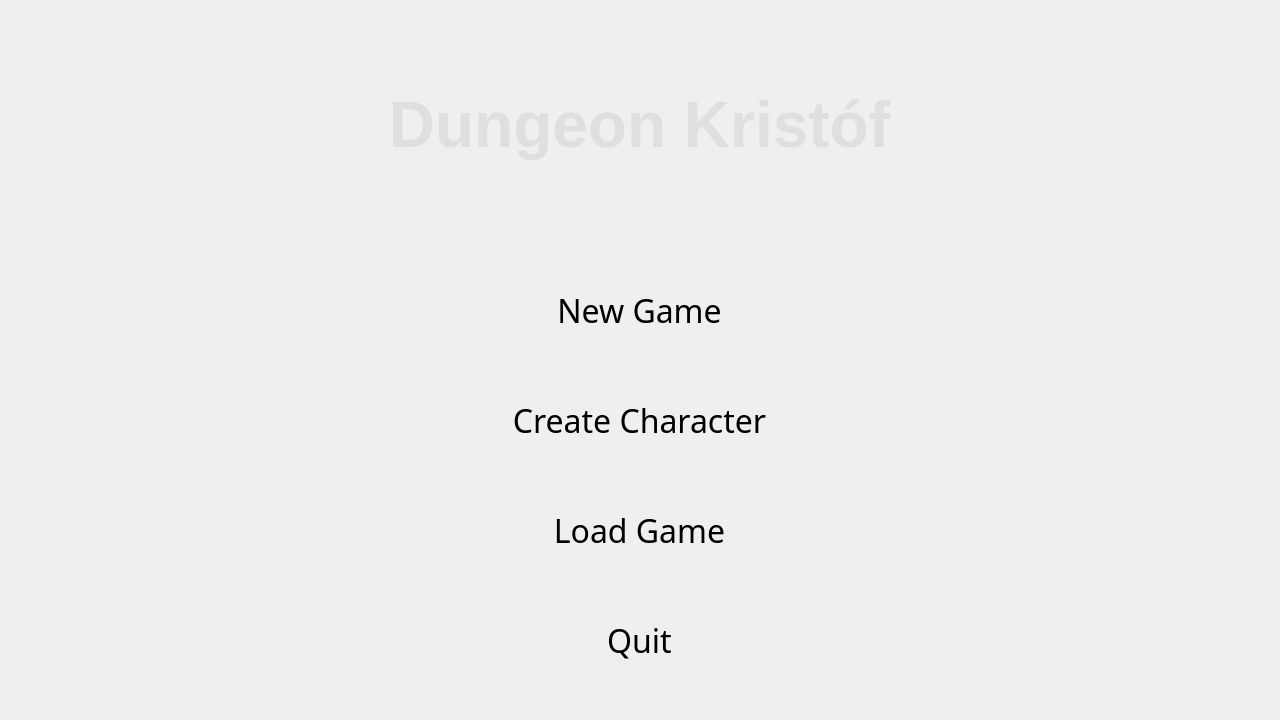
Stryse/DungeonGame, file src/views/ui/mainwindow.ui: the form before one commit.
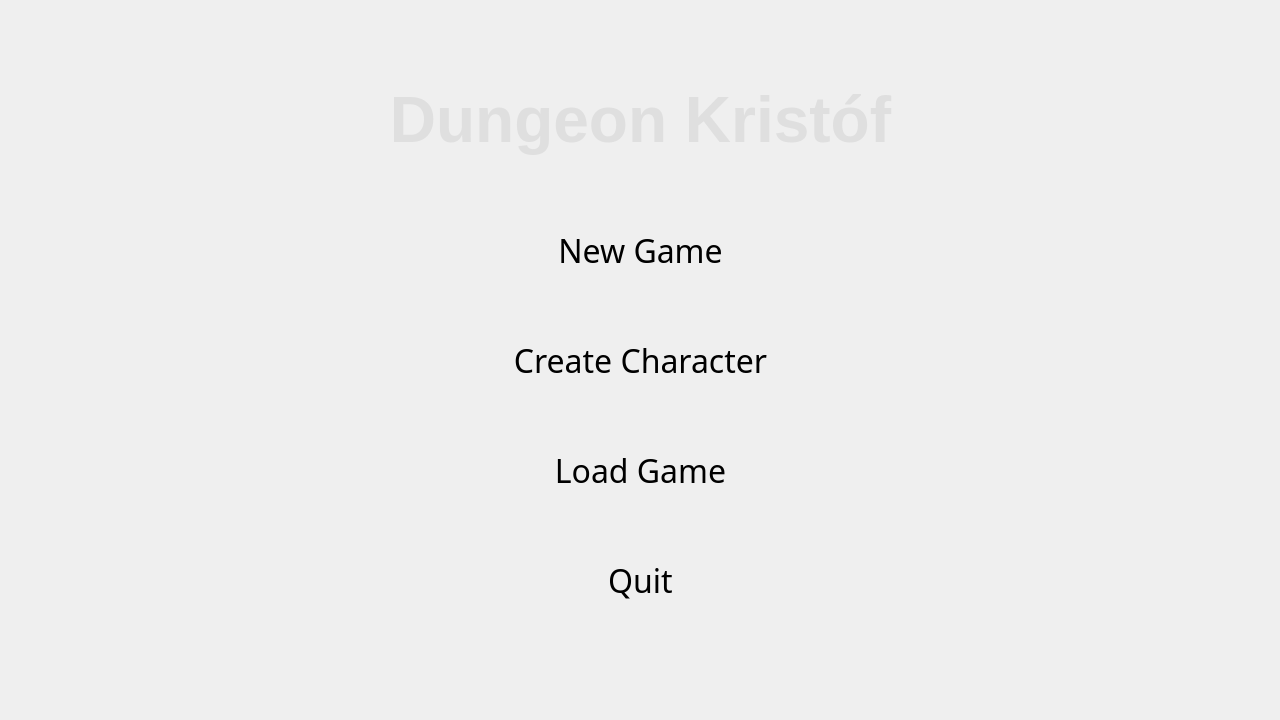
The form after the commit. Icons and pictures are not drawn.

The edit to the form file:
```diff
--- a/src/views/ui/mainwindow.ui
+++ b/src/views/ui/mainwindow.ui
@@ -38,10 +38,7 @@
 	background-image: url(:/resources/img/backgrounds/brick_background.png);
 }</string>
    </property>
-   <layout class="QVBoxLayout" name="viewport" stretch="10">
-    <property name="spacing">
-     <number>0</number>
-    </property>
+   <layout class="QGridLayout" name="viewPortLayout">
     <property name="leftMargin">
      <number>0</number>
     </property>
@@ -54,14 +51,55 @@
     <property name="bottomMargin">
      <number>0</number>
     </property>
-    <item alignment="Qt::AlignHCenter">
+    <property name="spacing">
+     <number>0</number>
+    </property>
+    <item row="0" column="1">
+     <spacer name="topSpacer">
+      <property name="orientation">
+       <enum>Qt::Vertical</enum>
+      </property>
+      <property name="sizeHint" stdset="0">
+       <size>
+        <width>0</width>
+        <height>0</height>
+       </size>
+      </property>
+     </spacer>
+    </item>
+    <item row="1" column="0">
+     <spacer name="leftSpacer">
+      <property name="orientation">
+       <enum>Qt::Horizontal</enum>
+      </property>
+      <property name="sizeHint" stdset="0">
+       <size>
+        <width>0</width>
+        <height>0</height>
+       </size>
+      </property>
+     </spacer>
+    </item>
+    <item row="1" column="1">
      <widget class="QWidget" name="menuWidget" native="true">
+      <property name="minimumSize">
+       <size>
+        <width>0</width>
+        <height>600</height>
+       </size>
+      </property>
       <layout class="QVBoxLayout" name="menuVLayout">
        <property name="spacing">
         <number>30</number>
        </property>
+       <property name="leftMargin">
+        <number>0</number>
+       </property>
        <property name="topMargin">
-        <number>10</number>
+        <number>0</number>
+       </property>
+       <property name="rightMargin">
+        <number>0</number>
        </property>
        <property name="bottomMargin">
         <number>40</number>
@@ -276,6 +314,32 @@
       </layout>
      </widget>
     </item>
+    <item row="1" column="2">
+     <spacer name="rightSpacer">
+      <property name="orientation">
+       <enum>Qt::Horizontal</enum>
+      </property>
+      <property name="sizeHint" stdset="0">
+       <size>
+        <width>0</width>
+        <height>0</height>
+       </size>
+      </property>
+     </spacer>
+    </item>
+    <item row="2" column="1">
+     <spacer name="bottomSpacer">
+      <property name="orientation">
+       <enum>Qt::Vertical</enum>
+      </property>
+      <property name="sizeHint" stdset="0">
+       <size>
+        <width>0</width>
+        <height>0</height>
+       </size>
+      </property>
+     </spacer>
+    </item>
    </layout>
   </widget>
  </widget>
```
Left out of the diff: 5 changed lines with no effect on the pictures.
